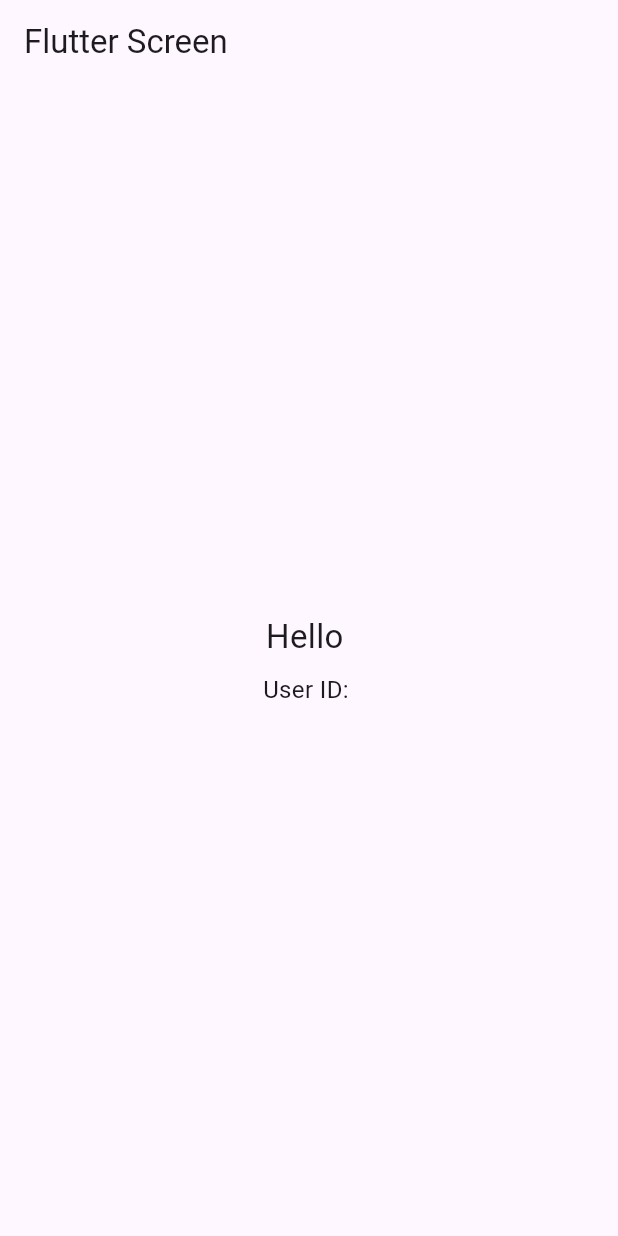
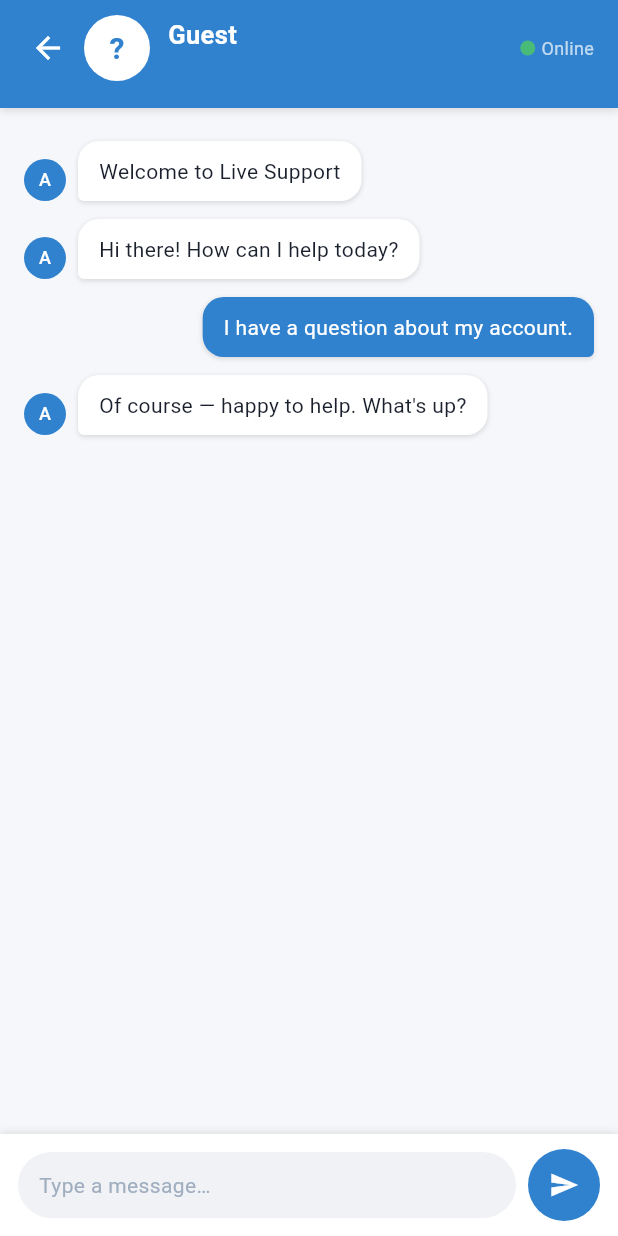
Before and after one commit to neerajj911/react-native-to-flutter, a Flutter app: the screen it shows after launch, on a phone screen of 412 x 824 dp. Run offline on Flutter 3.47's test engine with Material 3 defaults, Android fonts, the phone set to English and light mode, and no system bars.

Commit message:
v0.2.2: chat-styled Flutter screen + canOverride defense

```diff
--- a/packages/flutter_sdk/lib/dashboard_screen.dart
+++ b/packages/flutter_sdk/lib/dashboard_screen.dart
@@ -11,8 +11,8 @@ class DashboardScreen extends StatefulWidget {
 class _DashboardScreenState extends State<DashboardScreen> {
   static const _channel = MethodChannel('sdk_channel');
 
-  String _userName = '';
-  String _userId = '';
+  String _name = '';
+  String _email = '';
 
   @override
   void initState() {
@@ -21,28 +21,206 @@ class _DashboardScreenState extends State<DashboardScreen> {
       if (call.method == 'setUser') {
         final args = Map<String, dynamic>.from(call.arguments as Map);
         setState(() {
-          _userName = args['userName']?.toString() ?? '';
-          _userId = args['userId']?.toString() ?? '';
+          _name = (args['name'] ?? args['userName'] ?? '').toString();
+          _email = (args['email'] ?? args['userId'] ?? '').toString();
         });
       }
     });
     _channel.invokeMethod('ready');
   }
 
+  static const _messages = <_Msg>[
+    _Msg('Welcome to Live Support', false),
+    _Msg('Hi there! How can I help today?', false),
+    _Msg('I have a question about my account.', true),
+    _Msg('Of course — happy to help. What\'s up?', false),
+  ];
+
   @override
   Widget build(BuildContext context) {
+    final initial = _name.isNotEmpty ? _name[0].toUpperCase() : '?';
     return Scaffold(
-      appBar: AppBar(title: const Text('Flutter Screen')),
-      body: Center(
+      backgroundColor: const Color(0xFFF5F7FA),
+      body: SafeArea(
         child: Column(
-          mainAxisAlignment: MainAxisAlignment.center,
           children: [
-            Text('Hello $_userName', style: const TextStyle(fontSize: 22)),
-            const SizedBox(height: 8),
-            Text('User ID: $_userId', style: const TextStyle(fontSize: 16)),
+            _header(initial),
+            Expanded(
+              child: ListView.builder(
+                padding: const EdgeInsets.all(16),
+                itemCount: _messages.length,
+                itemBuilder: (_, i) => _bubble(_messages[i]),
+              ),
+            ),
+            _composer(),
           ],
         ),
       ),
     );
   }
+
+  Widget _header(String initial) {
+    return Container(
+      decoration: const BoxDecoration(
+        color: Color(0xFF3182CE),
+        boxShadow: [
+          BoxShadow(color: Colors.black12, blurRadius: 4, offset: Offset(0, 2)),
+        ],
+      ),
+      padding: const EdgeInsets.fromLTRB(8, 8, 16, 16),
+      child: Row(
+        children: [
+          IconButton(
+            icon: const Icon(Icons.arrow_back, color: Colors.white),
+            onPressed: () => SystemNavigator.pop(),
+          ),
+          CircleAvatar(
+            radius: 22,
+            backgroundColor: Colors.white,
+            child: Text(
+              initial,
+              style: const TextStyle(
+                color: Color(0xFF3182CE),
+                fontWeight: FontWeight.bold,
+                fontSize: 20,
+              ),
+            ),
+          ),
+          const SizedBox(width: 12),
+          Expanded(
+            child: Column(
+              crossAxisAlignment: CrossAxisAlignment.start,
+              children: [
+                Text(
+                  _name.isEmpty ? 'Guest' : _name,
+                  style: const TextStyle(
+                    color: Colors.white,
+                    fontSize: 17,
+                    fontWeight: FontWeight.w600,
+                  ),
+                ),
+                Text(
+                  _email,
+                  style: const TextStyle(color: Colors.white70, fontSize: 12),
+                ),
+              ],
+            ),
+          ),
+          Container(
+            width: 10,
+            height: 10,
+            decoration: const BoxDecoration(
+              color: Color(0xFF48BB78),
+              shape: BoxShape.circle,
+            ),
+          ),
+          const SizedBox(width: 4),
+          const Text('Online',
+              style: TextStyle(color: Colors.white70, fontSize: 12)),
+        ],
+      ),
+    );
+  }
+
+  Widget _bubble(_Msg m) {
+    final isMine = m.fromMe;
+    return Padding(
+      padding: const EdgeInsets.symmetric(vertical: 6),
+      child: Row(
+        mainAxisAlignment:
+            isMine ? MainAxisAlignment.end : MainAxisAlignment.start,
+        crossAxisAlignment: CrossAxisAlignment.end,
+        children: [
+          if (!isMine)
+            const CircleAvatar(
+              radius: 14,
+              backgroundColor: Color(0xFF3182CE),
+              child: Text('A',
+                  style: TextStyle(color: Colors.white, fontSize: 12)),
+            ),
+          if (!isMine) const SizedBox(width: 8),
+          Flexible(
+            child: Container(
+              constraints: BoxConstraints(
+                maxWidth: MediaQuery.of(context).size.width * 0.72,
+              ),
+              padding:
+                  const EdgeInsets.symmetric(horizontal: 14, vertical: 10),
+              decoration: BoxDecoration(
+                color: isMine ? const Color(0xFF3182CE) : Colors.white,
+                borderRadius: BorderRadius.only(
+                  topLeft: const Radius.circular(14),
+                  topRight: const Radius.circular(14),
+                  bottomLeft: Radius.circular(isMine ? 14 : 4),
+                  bottomRight: Radius.circular(isMine ? 4 : 14),
+                ),
+                boxShadow: const [
+                  BoxShadow(
+                      color: Colors.black12,
+                      blurRadius: 2,
+                      offset: Offset(0, 1)),
+                ],
+              ),
+              child: Text(
+                m.text,
+                style: TextStyle(
+                  fontSize: 14,
+                  color:
+                      isMine ? Colors.white : const Color(0xFF1A202C),
+                ),
+              ),
+            ),
+          ),
+        ],
+      ),
+    );
+  }
+
+  Widget _composer() {
+    return Container(
+      padding: const EdgeInsets.symmetric(horizontal: 12, vertical: 10),
+      decoration: const BoxDecoration(
+        color: Colors.white,
+        boxShadow: [
+          BoxShadow(
+              color: Colors.black12, blurRadius: 4, offset: Offset(0, -1)),
+        ],
+      ),
+      child: Row(
+        children: [
+          Expanded(
+            child: Container(
+              padding:
+                  const EdgeInsets.symmetric(horizontal: 14, vertical: 12),
+              decoration: BoxDecoration(
+                color: const Color(0xFFF0F2F5),
+                borderRadius: BorderRadius.circular(22),
+              ),
+              child: const Text(
+                'Type a message…',
+                style: TextStyle(color: Color(0xFFA0AEC0)),
+              ),
+            ),
+          ),
+          const SizedBox(width: 8),
+          Container(
+            decoration: const BoxDecoration(
+              color: Color(0xFF3182CE),
+              shape: BoxShape.circle,
+            ),
+            child: IconButton(
+              icon: const Icon(Icons.send, color: Colors.white, size: 20),
+              onPressed: () {},
+            ),
+          ),
+        ],
+      ),
+    );
+  }
 }
+
+class _Msg {
+  final String text;
+  final bool fromMe;
+  const _Msg(this.text, this.fromMe);
+}
```
